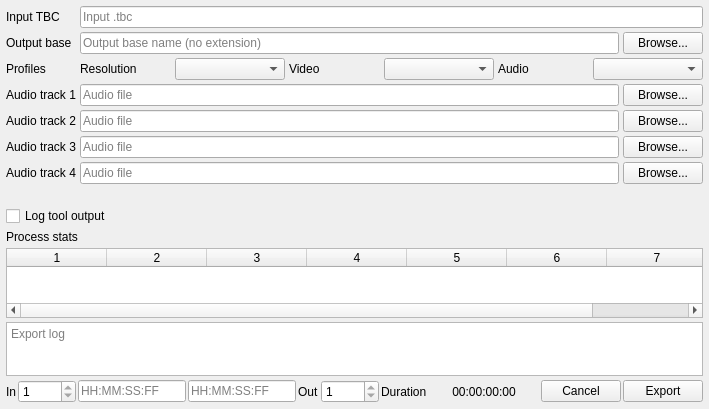
The window that src/ld-analyse/exportdialog.ui (n00mkrad/tbc-tools) describes before a commit, drawn with Qt 5.
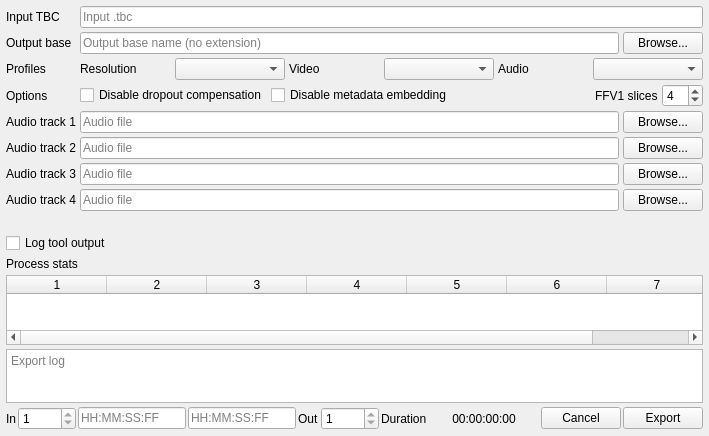
The same window after the commit.

Diff of the .ui file:
```diff
--- a/src/ld-analyse/exportdialog.ui
+++ b/src/ld-analyse/exportdialog.ui
@@ -157,13 +157,74 @@
       </layout>
      </item>
      <item row="3" column="0">
+      <widget class="QLabel" name="optionsLabel">
+       <property name="text">
+        <string>Options</string>
+       </property>
+      </widget>
+     </item>
+     <item row="3" column="1">
+      <layout class="QHBoxLayout" name="optionsLayout">
+       <property name="spacing">
+        <number>4</number>
+       </property>
+       <item>
+        <widget class="QCheckBox" name="disableDropoutCompensationCheckBox">
+         <property name="text">
+          <string>Disable dropout compensation</string>
+         </property>
+        </widget>
+       </item>
+       <item>
+        <widget class="QCheckBox" name="disableMetadataEmbeddingCheckBox">
+         <property name="text">
+          <string>Disable metadata embedding</string>
+         </property>
+        </widget>
+       </item>
+       <item>
+        <spacer name="optionsSpacer">
+         <property name="orientation">
+          <enum>Qt::Horizontal</enum>
+         </property>
+         <property name="sizeHint" stdset="0">
+          <size>
+           <width>10</width>
+           <height>20</height>
+          </size>
+         </property>
+        </spacer>
+       </item>
+       <item>
+        <widget class="QLabel" name="ffv1SlicesLabel">
+         <property name="text">
+          <string>FFV1 slices</string>
+         </property>
+        </widget>
+       </item>
+       <item>
+        <widget class="QSpinBox" name="ffv1SlicesSpinBox">
+         <property name="minimum">
+          <number>1</number>
+         </property>
+         <property name="maximum">
+          <number>32</number>
+         </property>
+         <property name="value">
+          <number>4</number>
+         </property>
+        </widget>
+       </item>
+      </layout>
+     </item>
+     <item row="4" column="0">
       <widget class="QLabel" name="audio1Label">
        <property name="text">
         <string>Audio track 1</string>
        </property>
       </widget>
      </item>
-     <item row="3" column="1">
+     <item row="4" column="1">
       <layout class="QHBoxLayout" name="audio1Layout">
        <item>
         <widget class="QLineEdit" name="audio1LineEdit">
@@ -187,14 +248,14 @@
        </item>
       </layout>
      </item>
-     <item row="4" column="0">
+     <item row="5" column="0">
       <widget class="QLabel" name="audio2Label">
        <property name="text">
         <string>Audio track 2</string>
        </property>
       </widget>
      </item>
-     <item row="4" column="1">
+     <item row="5" column="1">
       <layout class="QHBoxLayout" name="audio2Layout">
        <item>
         <widget class="QLineEdit" name="audio2LineEdit">
@@ -218,14 +279,14 @@
        </item>
       </layout>
      </item>
-     <item row="5" column="0">
+     <item row="6" column="0">
       <widget class="QLabel" name="audio3Label">
        <property name="text">
         <string>Audio track 3</string>
        </property>
       </widget>
      </item>
-     <item row="5" column="1">
+     <item row="6" column="1">
       <layout class="QHBoxLayout" name="audio3Layout">
        <item>
         <widget class="QLineEdit" name="audio3LineEdit">
@@ -249,14 +310,14 @@
        </item>
       </layout>
      </item>
-     <item row="6" column="0">
+     <item row="7" column="0">
       <widget class="QLabel" name="audio4Label">
        <property name="text">
         <string>Audio track 4</string>
        </property>
       </widget>
      </item>
-     <item row="6" column="1">
+     <item row="7" column="1">
       <layout class="QHBoxLayout" name="audio4Layout">
        <item>
         <widget class="QLineEdit" name="audio4LineEdit">
```
